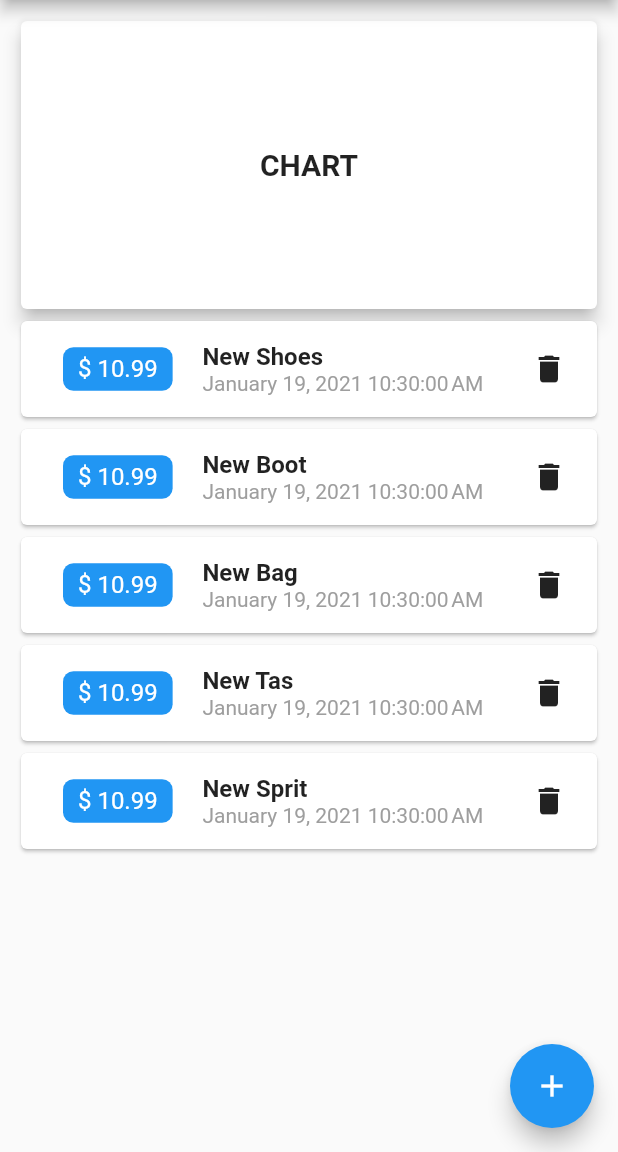
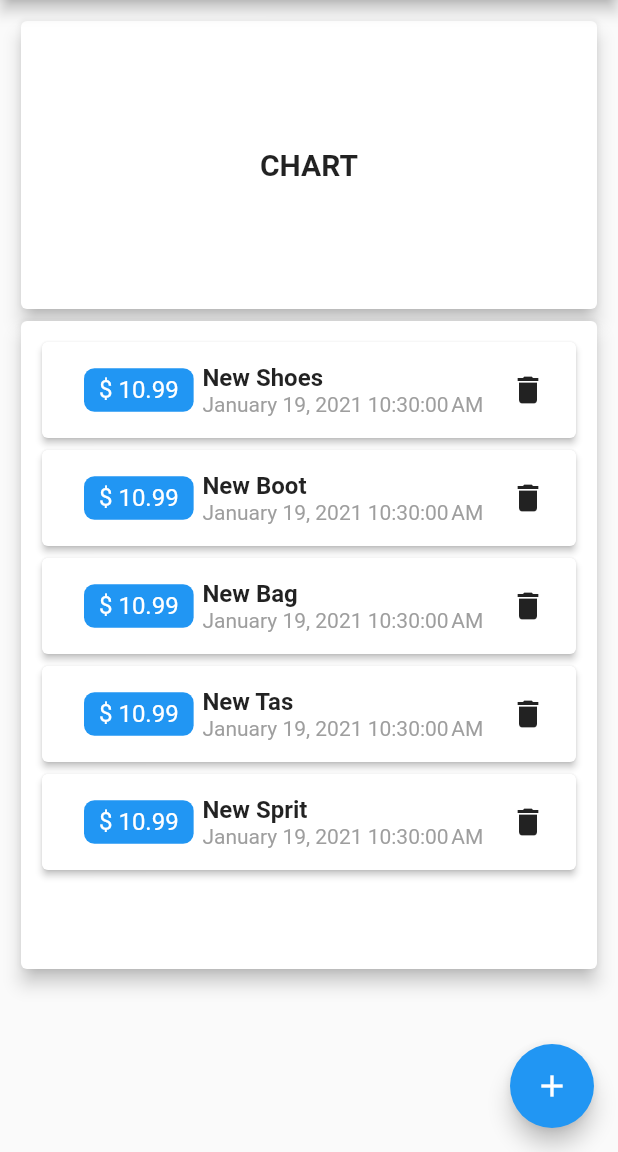
Before and after one commit to kuldii/expenses_app, a Flutter app: the screen it shows after launch, on a phone screen of 412 x 824 dp, the part 84-1236 px from its top. Run offline on Flutter 3.47's test engine with Material 2 defaults, Android fonts, the phone set to English and light mode, and no system bars.

Commit message:
merapikan style listTX

```diff
--- a/lib/pages/home/components/listtransaction.dart
+++ b/lib/pages/home/components/listtransaction.dart
@@ -15,11 +15,15 @@ class ListTransactions extends StatefulWidget {
 class _ListTransactionsState extends State<ListTransactions> {
   @override
   Widget build(BuildContext context) {
-    return Container(
+    return Card(
+      elevation: 5,
+      child: Container(
+        margin: EdgeInsets.all(10),
         height: MediaQuery.of(context).size.height * 0.5,
         child: ListView.builder(
           itemBuilder: (ctx, idx) {
             return Card(
+              elevation: 2,
               child: Padding(
                 padding: const EdgeInsets.all(8.0),
                 child: Row(
@@ -59,7 +63,8 @@ class _ListTransactionsState extends State<ListTransactions> {
                           ),
                         ),
                         Text(
-                        DateFormat().format(widget._dataTransaction[idx].date),
+                          DateFormat()
+                              .format(widget._dataTransaction[idx].date),
                           style: TextStyle(
                             color: Colors.grey,
                           ),
@@ -82,6 +87,7 @@ class _ListTransactionsState extends State<ListTransactions> {
           },
           itemCount: widget._dataTransaction.length,
         ),
+      ),
     );
   }
 }
```
Lines whose indentation alone changed are shown as unchanged.
